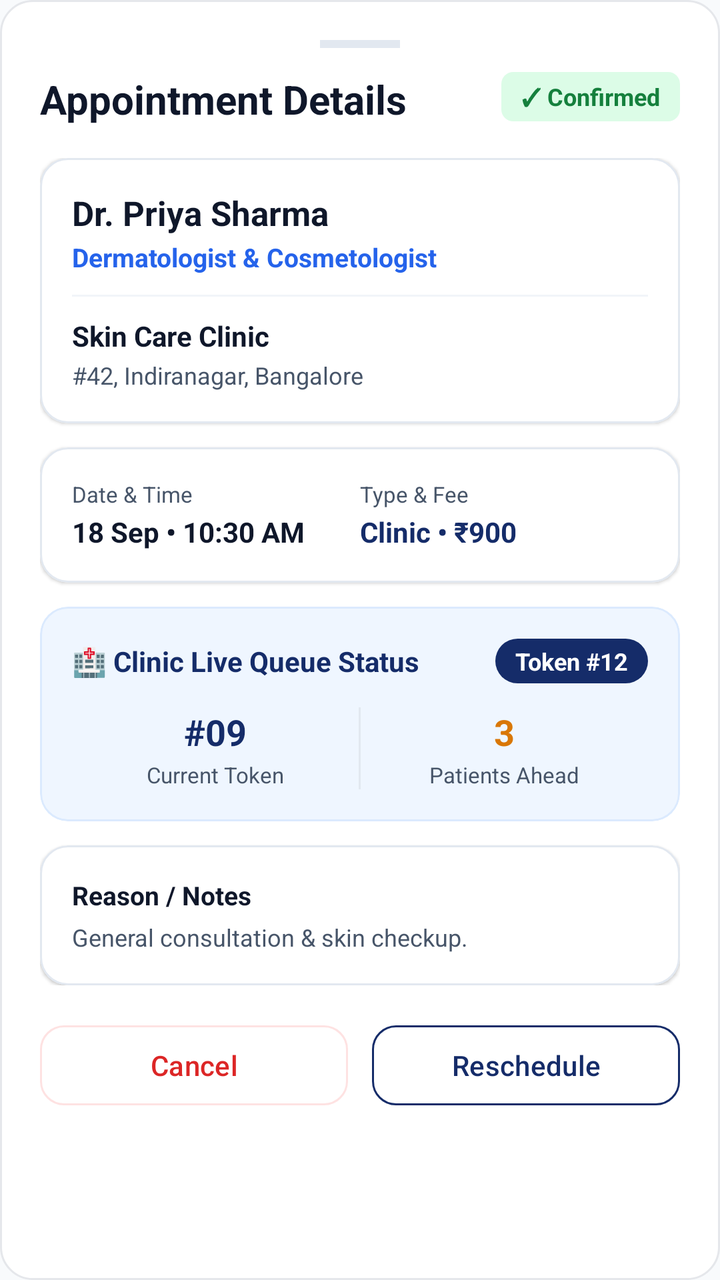
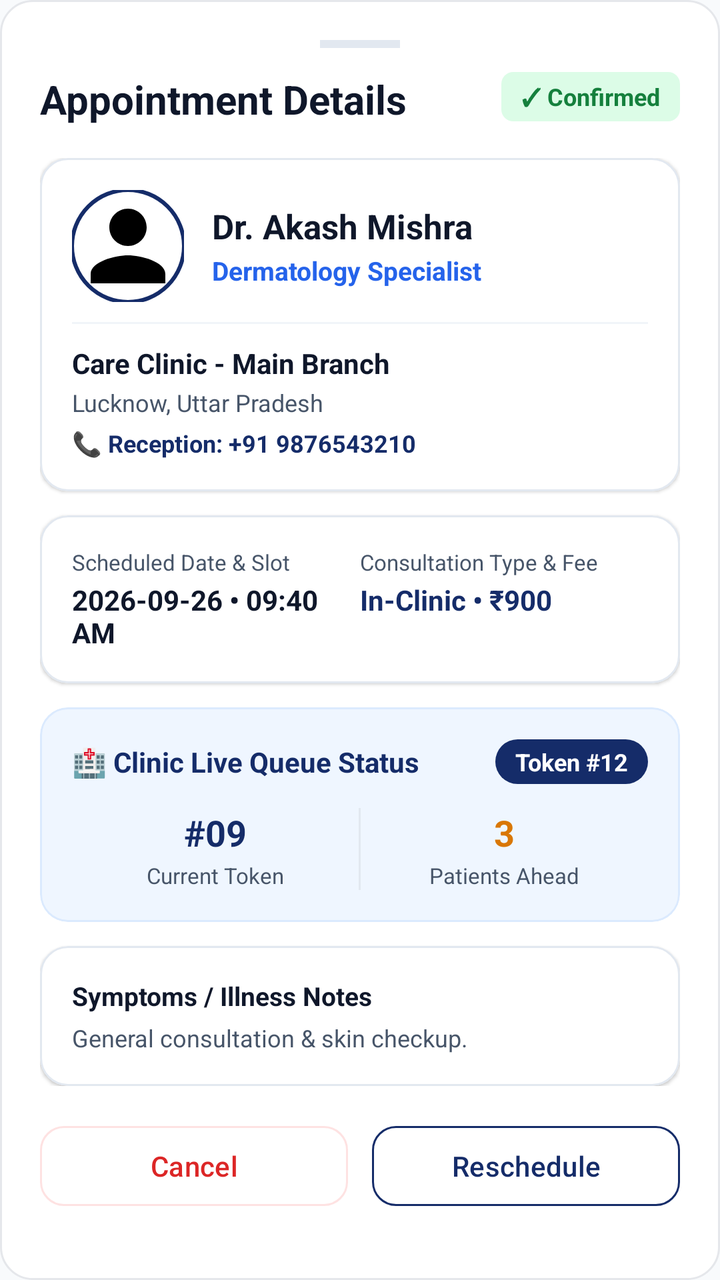

Compare the two renders of this Android layout. The source of the first and the diff that turns it into the second are given below.
<!-- AndroidManifest.xml: application theme Theme.CareWell -->
<!-- res/layout/bottom_sheet_appointment_details.xml -->
<?xml version="1.0" encoding="utf-8"?>
<LinearLayout xmlns:android="http://schemas.android.com/apk/res/android"
    xmlns:app="http://schemas.android.com/apk/res-auto"
    android:layout_width="match_parent"
    android:layout_height="wrap_content"
    android:background="@drawable/bg_rounded_card"
    android:orientation="vertical"
    android:padding="20dp">

    
    <View
        android:layout_width="40dp"
        android:layout_height="4dp"
        android:layout_gravity="center_horizontal"
        android:layout_marginBottom="12dp"
        android:background="@color/card_stroke" />

    <RelativeLayout
        android:layout_width="match_parent"
        android:layout_height="wrap_content">

        <TextView
            android:layout_width="wrap_content"
            android:layout_height="wrap_content"
            android:layout_alignParentStart="true"
            android:text="Appointment Details"
            android:textColor="@color/text_primary"
            android:textSize="20sp"
            android:textStyle="bold" />

        <LinearLayout
            android:id="@+id/ll_detail_status_badge"
            android:layout_width="wrap_content"
            android:layout_height="wrap_content"
            android:layout_alignParentEnd="true"
            android:background="@drawable/bg_badge_verified"
            android:paddingHorizontal="10dp"
            android:paddingVertical="4dp">

            <TextView
                android:id="@+id/tv_detail_status"
                android:layout_width="wrap_content"
                android:layout_height="wrap_content"
                android:text="✓ Confirmed"
                android:textColor="@color/success_green"
                android:textSize="12sp"
                android:textStyle="bold" />
        </LinearLayout>
    </RelativeLayout>

    <ScrollView
        android:layout_width="match_parent"
        android:layout_height="wrap_content"
        android:layout_marginTop="16dp"
        android:maxHeight="460dp">

        <LinearLayout
            android:layout_width="match_parent"
            android:layout_height="wrap_content"
            android:orientation="vertical">

            
            <com.google.android.material.card.MaterialCardView
                android:layout_width="match_parent"
                android:layout_height="wrap_content"
                app:cardBackgroundColor="@color/surface_white"
                app:cardCornerRadius="14dp"
                app:cardElevation="1dp"
                app:strokeColor="@color/card_stroke"
                app:strokeWidth="1dp">

                <LinearLayout
                    android:layout_width="match_parent"
                    android:layout_height="wrap_content"
                    android:orientation="vertical"
                    android:padding="16dp">

                    <TextView
                        android:id="@+id/tv_detail_doctor_name"
                        android:layout_width="wrap_content"
                        android:layout_height="wrap_content"
                        android:text="Dr. Priya Sharma"
                        android:textColor="@color/text_primary"
                        android:textSize="17sp"
                        android:textStyle="bold" />

                    <TextView
                        android:id="@+id/tv_detail_specialization"
                        android:layout_width="wrap_content"
                        android:layout_height="wrap_content"
                        android:layout_marginTop="2dp"
                        android:text="Dermatologist &amp; Cosmetologist"
                        android:textColor="@color/secondary"
                        android:textSize="13sp"
                        android:textStyle="bold" />

                    <View
                        android:layout_width="match_parent"
                        android:layout_height="1dp"
                        android:layout_marginVertical="10dp"
                        android:background="@color/divider" />

                    <TextView
                        android:id="@+id/tv_detail_clinic_name"
                        android:layout_width="wrap_content"
                        android:layout_height="wrap_content"
                        android:text="Skin Care Clinic"
                        android:textColor="@color/text_primary"
                        android:textSize="14sp"
                        android:textStyle="bold" />

                    <TextView
                        android:id="@+id/tv_detail_clinic_address"
                        android:layout_width="wrap_content"
                        android:layout_height="wrap_content"
                        android:layout_marginTop="2dp"
                        android:text="#42, Indiranagar, Bangalore"
                        android:textColor="@color/text_secondary"
                        android:textSize="12sp" />
                </LinearLayout>
            </com.google.android.material.card.MaterialCardView>

            
            <com.google.android.material.card.MaterialCardView
                android:layout_width="match_parent"
                android:layout_height="wrap_content"
                android:layout_marginTop="12dp"
                app:cardBackgroundColor="@color/surface_white"
                app:cardCornerRadius="14dp"
                app:cardElevation="1dp"
                app:strokeColor="@color/card_stroke"
                app:strokeWidth="1dp">

                <LinearLayout
                    android:layout_width="match_parent"
                    android:layout_height="wrap_content"
                    android:orientation="vertical"
                    android:padding="16dp">

                    <LinearLayout
                        android:layout_width="match_parent"
                        android:layout_height="wrap_content"
                        android:orientation="horizontal">

                        <LinearLayout
                            android:layout_width="0dp"
                            android:layout_height="wrap_content"
                            android:layout_weight="1"
                            android:orientation="vertical">

                            <TextView
                                android:layout_width="wrap_content"
                                android:layout_height="wrap_content"
                                android:text="Date &amp; Time"
                                android:textColor="@color/text_secondary"
                                android:textSize="11sp" />

                            <TextView
                                android:id="@+id/tv_detail_datetime"
                                android:layout_width="wrap_content"
                                android:layout_height="wrap_content"
                                android:layout_marginTop="2dp"
                                android:text="18 Sep • 10:30 AM"
                                android:textColor="@color/text_primary"
                                android:textSize="14sp"
                                android:textStyle="bold" />
                        </LinearLayout>

                        <LinearLayout
                            android:layout_width="0dp"
                            android:layout_height="wrap_content"
                            android:layout_weight="1"
                            android:orientation="vertical">

                            <TextView
                                android:layout_width="wrap_content"
                                android:layout_height="wrap_content"
                                android:text="Type &amp; Fee"
                                android:textColor="@color/text_secondary"
                                android:textSize="11sp" />

                            <TextView
                                android:id="@+id/tv_detail_type_fee"
                                android:layout_width="wrap_content"
                                android:layout_height="wrap_content"
                                android:layout_marginTop="2dp"
                                android:text="Clinic • ₹900"
                                android:textColor="@color/primary"
                                android:textSize="14sp"
                                android:textStyle="bold" />
                        </LinearLayout>

                    </LinearLayout>
                </LinearLayout>
            </com.google.android.material.card.MaterialCardView>

            
            <com.google.android.material.card.MaterialCardView
                android:id="@+id/card_queue_metrics"
                android:layout_width="match_parent"
                android:layout_height="wrap_content"
                android:layout_marginTop="12dp"
                app:cardBackgroundColor="@color/bg_blue_light"
                app:cardCornerRadius="14dp"
                app:cardElevation="0dp"
                app:strokeColor="@color/secondary_light"
                app:strokeWidth="1dp">

                <LinearLayout
                    android:layout_width="match_parent"
                    android:layout_height="wrap_content"
                    android:orientation="vertical"
                    android:padding="16dp">

                    <LinearLayout
                        android:layout_width="match_parent"
                        android:layout_height="wrap_content"
                        android:gravity="center_vertical"
                        android:orientation="horizontal">

                        <TextView
                            android:layout_width="0dp"
                            android:layout_height="wrap_content"
                            android:layout_weight="1"
                            android:text="🏥 Clinic Live Queue Status"
                            android:textColor="@color/primary"
                            android:textSize="14sp"
                            android:textStyle="bold" />

                        <TextView
                            android:id="@+id/tv_queue_token_num"
                            android:layout_width="wrap_content"
                            android:layout_height="wrap_content"
                            android:background="@drawable/bg_rounded_button"
                            android:backgroundTint="@color/primary"
                            android:paddingHorizontal="10dp"
                            android:paddingVertical="3dp"
                            android:text="Token #12"
                            android:textColor="@color/white"
                            android:textSize="12sp"
                            android:textStyle="bold" />
                    </LinearLayout>

                    
                    <LinearLayout
                        android:layout_width="match_parent"
                        android:layout_height="wrap_content"
                        android:layout_marginTop="12dp"
                        android:orientation="horizontal">

                        <LinearLayout
                            android:layout_width="0dp"
                            android:layout_height="wrap_content"
                            android:layout_weight="1"
                            android:gravity="center"
                            android:orientation="vertical">

                            <TextView
                                android:id="@+id/tv_queue_current_token"
                                android:layout_width="wrap_content"
                                android:layout_height="wrap_content"
                                android:text="#09"
                                android:textColor="@color/primary"
                                android:textSize="18sp"
                                android:textStyle="bold" />

                            <TextView
                                android:layout_width="wrap_content"
                                android:layout_height="wrap_content"
                                android:layout_marginTop="2dp"
                                android:text="Current Token"
                                android:textColor="@color/text_secondary"
                                android:textSize="11sp" />
                        </LinearLayout>

                        <View
                            android:layout_width="1dp"
                            android:layout_height="match_parent"
                            android:background="@color/card_stroke" />

                        <LinearLayout
                            android:layout_width="0dp"
                            android:layout_height="wrap_content"
                            android:layout_weight="1"
                            android:gravity="center"
                            android:orientation="vertical">

                            <TextView
                                android:id="@+id/tv_queue_patients_ahead"
                                android:layout_width="wrap_content"
                                android:layout_height="wrap_content"
                                android:text="3"
                                android:textColor="@color/warning_yellow"
                                android:textSize="18sp"
                                android:textStyle="bold" />

                            <TextView
                                android:layout_width="wrap_content"
                                android:layout_height="wrap_content"
                                android:layout_marginTop="2dp"
                                android:text="Patients Ahead"
                                android:textColor="@color/text_secondary"
                                android:textSize="11sp" />
                        </LinearLayout>

                    </LinearLayout>

                </LinearLayout>
            </com.google.android.material.card.MaterialCardView>

            
            <com.google.android.material.card.MaterialCardView
                android:id="@+id/card_patient_reason"
                android:layout_width="match_parent"
                android:layout_height="wrap_content"
                android:layout_marginTop="12dp"
                app:cardBackgroundColor="@color/surface_white"
                app:cardCornerRadius="14dp"
                app:cardElevation="1dp"
                app:strokeColor="@color/card_stroke"
                app:strokeWidth="1dp">

                <LinearLayout
                    android:layout_width="match_parent"
                    android:layout_height="wrap_content"
                    android:orientation="vertical"
                    android:padding="16dp">

                    <TextView
                        android:layout_width="wrap_content"
                        android:layout_height="wrap_content"
                        android:text="Reason / Notes"
                        android:textColor="@color/text_primary"
                        android:textSize="13sp"
                        android:textStyle="bold" />

                    <TextView
                        android:id="@+id/tv_detail_reason"
                        android:layout_width="wrap_content"
                        android:layout_height="wrap_content"
                        android:layout_marginTop="4dp"
                        android:text="General consultation &amp; skin checkup."
                        android:textColor="@color/text_secondary"
                        android:textSize="12sp" />
                </LinearLayout>
            </com.google.android.material.card.MaterialCardView>

        </LinearLayout>
    </ScrollView>

    
    <LinearLayout
        android:layout_width="match_parent"
        android:layout_height="wrap_content"
        android:layout_marginTop="16dp"
        android:orientation="horizontal">

        <com.google.android.material.button.MaterialButton
            android:id="@+id/btn_detail_cancel"
            style="@style/Widget.Material3.Button.OutlinedButton"
            android:layout_width="0dp"
            android:layout_height="48dp"
            android:layout_marginEnd="6dp"
            android:layout_weight="1"
            android:text="Cancel"
            android:textColor="@color/error_red"
            app:cornerRadius="12dp"
            app:strokeColor="@color/error_light" />

        <com.google.android.material.button.MaterialButton
            android:id="@+id/btn_detail_reschedule"
            style="@style/Widget.Material3.Button.OutlinedButton"
            android:layout_width="0dp"
            android:layout_height="48dp"
            android:layout_marginStart="6dp"
            android:layout_weight="1"
            android:text="Reschedule"
            android:textColor="@color/primary"
            app:cornerRadius="12dp"
            app:strokeColor="@color/primary" />
    </LinearLayout>

</LinearLayout>
<!-- resources referenced by this layout -->
<resources>
  <color name="bg_blue_light">#EFF6FF</color>
  <color name="card_stroke">#E2E8F0</color>
  <color name="divider">#F1F5F9</color>
  <color name="error_light">#FEE2E2</color>
  <color name="error_red">#DC2626</color>
  <color name="primary">#152C69</color>
  <color name="secondary">#2563EB</color>
  <color name="secondary_light">#DBEAFE</color>
  <color name="success_green">#15803D</color>
  <color name="surface_white">#FFFFFF</color>
  <color name="text_primary">#0F172A</color>
  <color name="text_secondary">#475569</color>
  <color name="warning_yellow">#D97706</color>
  <color name="white">#FFFFFF</color>
  <!-- drawable bg_badge_verified (drawable) -->
  <?xml version="1.0" encoding="utf-8"?>
  <shape xmlns:android="http://schemas.android.com/apk/res/android"
      android:shape="rectangle">
      <solid android:color="#DCFCE7" />
      <corners android:radius="6dp" />
  </shape>
  <!-- drawable bg_rounded_button (drawable) -->
  <?xml version="1.0" encoding="utf-8"?>
  <shape xmlns:android="http://schemas.android.com/apk/res/android"
      android:shape="rectangle">
      <solid android:color="#16327D" />
      <corners android:radius="12dp" />
  </shape>
  <!-- drawable bg_rounded_card (drawable) -->
  <?xml version="1.0" encoding="utf-8"?>
  <shape xmlns:android="http://schemas.android.com/apk/res/android"
      android:shape="rectangle">
      <solid android:color="#FFFFFF" />
      <stroke
          android:width="1dp"
          android:color="#E5E7EB" />
      <corners android:radius="16dp" />
  </shape>
  <style name="Theme.CareWell" parent="Base.Theme.CareWell" />
  <style name="Base.Theme.CareWell" parent="Theme.Material3.Light.NoActionBar">
          <item name="colorPrimary">@color/primary</item>
          <item name="colorPrimaryVariant">@color/primary_dark</item>
          <item name="colorOnPrimary">@color/white</item>
          <item name="colorSecondary">@color/secondary</item>
          <item name="colorSecondaryVariant">@color/secondary</item>
          <item name="colorOnSecondary">@color/white</item>
          <item name="android:statusBarColor">@color/white</item>
          <item name="android:windowLightStatusBar">true</item>
          <item name="android:windowBackground">@color/background_light</item>
          <item name="colorSecondaryContainer">@color/primary_light</item>
          <item name="colorOnSecondaryContainer">@color/primary</item>
          <item name="android:navigationBarColor">@color/white</item>
          <item name="android:windowLightNavigationBar" tools:targetApi="o_mr1">true</item>
      </style>
  <color name="primary_dark">#0D1D47</color>
  <color name="background_light">#F8FAFC</color>
  <color name="primary_light">#EBF1FF</color>
</resources>

<!-- the commit's change to res/layout/bottom_sheet_appointment_details.xml (unified diff, before → after) -->
@@ -51,8 +51,7 @@
     <ScrollView
         android:layout_width="match_parent"
         android:layout_height="wrap_content"
-        android:layout_marginTop="16dp"
-        android:maxHeight="460dp">
+        android:layout_marginTop="16dp">
 
         <LinearLayout
             android:layout_width="match_parent"
@@ -75,24 +74,50 @@
                     android:orientation="vertical"
                     android:padding="16dp">
 
-                    <TextView
-                        android:id="@+id/tv_detail_doctor_name"
-                        android:layout_width="wrap_content"
-                        android:layout_height="wrap_content"
-                        android:text="Dr. Priya Sharma"
-                        android:textColor="@color/text_primary"
-                        android:textSize="17sp"
-                        android:textStyle="bold" />
-
-                    <TextView
-                        android:id="@+id/tv_detail_specialization"
-                        android:layout_width="wrap_content"
-                        android:layout_height="wrap_content"
-                        android:layout_marginTop="2dp"
-                        android:text="Dermatologist &amp; Cosmetologist"
-                        android:textColor="@color/secondary"
-                        android:textSize="13sp"
-                        android:textStyle="bold" />
+                    <LinearLayout
+                        android:layout_width="match_parent"
+                        android:layout_height="wrap_content"
+                        android:gravity="center_vertical"
+                        android:orientation="horizontal">
+
+                        <com.google.android.material.imageview.ShapeableImageView
+                            android:id="@+id/iv_detail_doctor_image"
+                            android:layout_width="56dp"
+                            android:layout_height="56dp"
+                            android:contentDescription="Doctor Photo"
+                            android:scaleType="centerCrop"
+                            android:src="@drawable/ic_user"
+                            app:shapeAppearanceOverlay="@style/ShapeAppearanceOverlay.App.Circle"
+                            app:strokeColor="@color/primary"
+                            app:strokeWidth="2dp" />
+
+                        <LinearLayout
+                            android:layout_width="0dp"
+                            android:layout_height="wrap_content"
+                            android:layout_marginStart="14dp"
+                            android:layout_weight="1"
+                            android:orientation="vertical">
+
+                            <TextView
+                                android:id="@+id/tv_detail_doctor_name"
+                                android:layout_width="wrap_content"
+                                android:layout_height="wrap_content"
+                                android:text="Dr. Akash Mishra"
+                                android:textColor="@color/text_primary"
+                                android:textSize="17sp"
+                                android:textStyle="bold" />
+
+                            <TextView
+                                android:id="@+id/tv_detail_specialization"
+                                android:layout_width="wrap_content"
+                                android:layout_height="wrap_content"
+                                android:layout_marginTop="2dp"
+                                android:text="Dermatology Specialist"
+                                android:textColor="@color/secondary"
+                                android:textSize="13sp"
+                                android:textStyle="bold" />
+                        </LinearLayout>
+                    </LinearLayout>
 
                     <View
                         android:layout_width="match_parent"
@@ -104,7 +129,7 @@
                         android:id="@+id/tv_detail_clinic_name"
                         android:layout_width="wrap_content"
                         android:layout_height="wrap_content"
-                        android:text="Skin Care Clinic"
+                        android:text="Care Clinic - Main Branch"
                         android:textColor="@color/text_primary"
                         android:textSize="14sp"
                         android:textStyle="bold" />
@@ -114,9 +139,19 @@
                         android:layout_width="wrap_content"
                         android:layout_height="wrap_content"
                         android:layout_marginTop="2dp"
-                        android:text="#42, Indiranagar, Bangalore"
+                        android:text="Lucknow, Uttar Pradesh"
                         android:textColor="@color/text_secondary"
                         android:textSize="12sp" />
+
+                    <TextView
+                        android:id="@+id/tv_detail_reception_phone"
+                        android:layout_width="wrap_content"
+                        android:layout_height="wrap_content"
+                        android:layout_marginTop="4dp"
+                        android:text="📞 Reception: +91 9876543210"
+                        android:textColor="@color/primary"
+                        android:textSize="12sp"
+                        android:textStyle="bold" />
                 </LinearLayout>
             </com.google.android.material.card.MaterialCardView>
 
@@ -151,7 +186,7 @@
                             <TextView
                                 android:layout_width="wrap_content"
                                 android:layout_height="wrap_content"
-                                android:text="Date &amp; Time"
+                                android:text="Scheduled Date &amp; Slot"
                                 android:textColor="@color/text_secondary"
                                 android:textSize="11sp" />
 
@@ -160,7 +195,7 @@
                                 android:layout_width="wrap_content"
                                 android:layout_height="wrap_content"
                                 android:layout_marginTop="2dp"
-                                android:text="18 Sep • 10:30 AM"
+                                android:text="2026-09-26 • 09:40 AM"
                                 android:textColor="@color/text_primary"
                                 android:textSize="14sp"
                                 android:textStyle="bold" />
@@ -175,7 +210,7 @@
                             <TextView
                                 android:layout_width="wrap_content"
                                 android:layout_height="wrap_content"
-                                android:text="Type &amp; Fee"
+                                android:text="Consultation Type &amp; Fee"
                                 android:textColor="@color/text_secondary"
                                 android:textSize="11sp" />
 
@@ -184,7 +219,7 @@
                                 android:layout_width="wrap_content"
                                 android:layout_height="wrap_content"
                                 android:layout_marginTop="2dp"
-                                android:text="Clinic • ₹900"
+                                android:text="In-Clinic • ₹900"
                                 android:textColor="@color/primary"
                                 android:textSize="14sp"
                                 android:textStyle="bold" />
@@ -329,7 +364,7 @@
                     <TextView
                         android:layout_width="wrap_content"
                         android:layout_height="wrap_content"
-                        android:text="Reason / Notes"
+                        android:text="Symptoms / Illness Notes"
                         android:textColor="@color/text_primary"
                         android:textSize="13sp"
                         android:textStyle="bold" />
@@ -342,6 +377,44 @@
                         android:text="General consultation &amp; skin checkup."
                         android:textColor="@color/text_secondary"
                         android:textSize="12sp" />
+                </LinearLayout>
+            </com.google.android.material.card.MaterialCardView>
+
+            
+            <com.google.android.material.card.MaterialCardView
+                android:id="@+id/card_prescription_detail"
+                android:layout_width="match_parent"
+                android:layout_height="wrap_content"
+                android:layout_marginTop="12dp"
+                android:visibility="gone"
+                app:cardBackgroundColor="#F0FDF4"
+                app:cardCornerRadius="14dp"
+                app:cardElevation="1dp"
+                app:strokeColor="#86EFAC"
+                app:strokeWidth="1dp">
+
+                <LinearLayout
+                    android:layout_width="match_parent"
+                    android:layout_height="wrap_content"
+                    android:orientation="vertical"
+                    android:padding="16dp">
+
+                    <TextView
+                        android:layout_width="wrap_content"
+                        android:layout_height="wrap_content"
+                        android:text="💊 Doctor Prescription &amp; Medicines"
+                        android:textColor="#166534"
+                        android:textSize="13sp"
+                        android:textStyle="bold" />
+
+                    <TextView
+                        android:id="@+id/tv_detail_prescription_text"
+                        android:layout_width="wrap_content"
+                        android:layout_height="wrap_content"
+                        android:layout_marginTop="4dp"
+                        android:text="Tab Paracetamol 650mg (1-0-1 after food x 3 days)"
+                        android:textColor="#14532D"
+                        android:textSize="13sp" />
                 </LinearLayout>
             </com.google.android.material.card.MaterialCardView>
 
<!-- resource entries referenced after the edit -->
@@ -38,6 +38,19 @@
           android:color="#E5E7EB" />
       <corners android:radius="16dp" />
   </shape>
+  <!-- drawable ic_user (drawable) -->
+  <vector xmlns:android="http://schemas.android.com/apk/res/android"
+      android:width="24dp"
+      android:height="24dp"
+      android:viewportWidth="24"
+      android:viewportHeight="24">
+      <path
+          android:fillColor="#FF000000"
+          android:pathData="M12,12c2.21,0 4,-1.79 4,-4s-1.79,-4 -4,-4 -4,1.79 -4,4 1.79,4 4,4zm0,2c-2.67,0 -8,1.34 -8,4v2h16v-2c0,-2.66 -5.33,-4 -8,-4z"/>
+  </vector>
+  <style name="ShapeAppearanceOverlay.App.Circle" parent="">
+          <item name="cornerSize">50%</item>
+      </style>
   <style name="Theme.CareWell" parent="Base.Theme.CareWell" />
   <style name="Base.Theme.CareWell" parent="Theme.Material3.Light.NoActionBar">
           <item name="colorPrimary">@color/primary</item>
